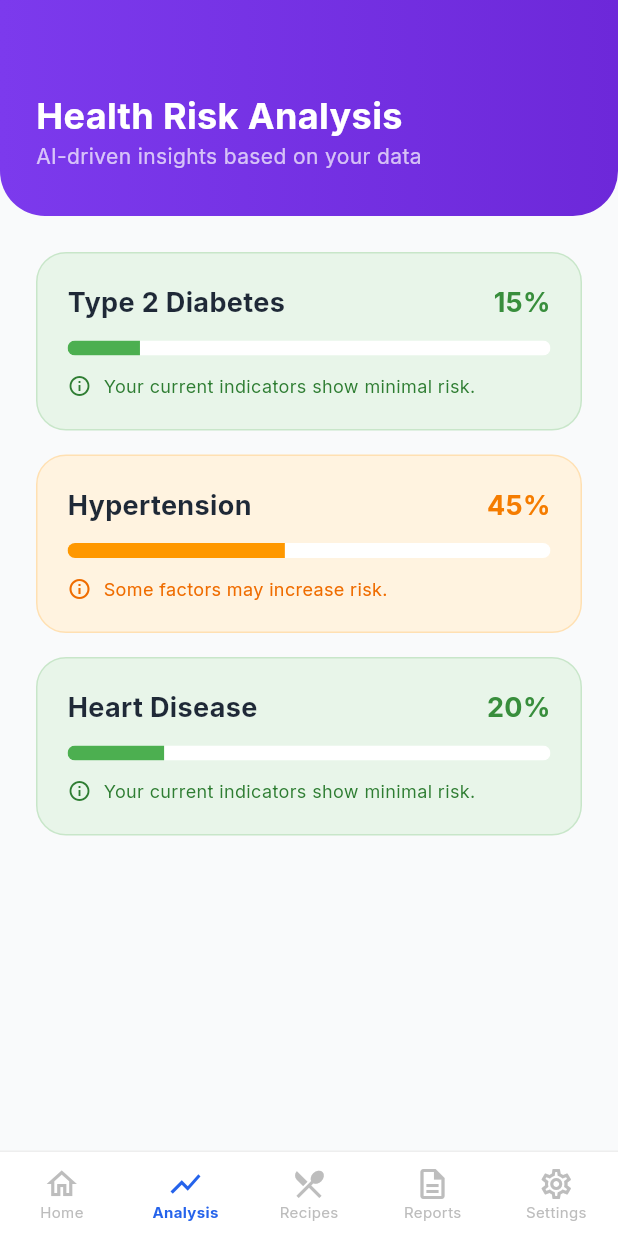
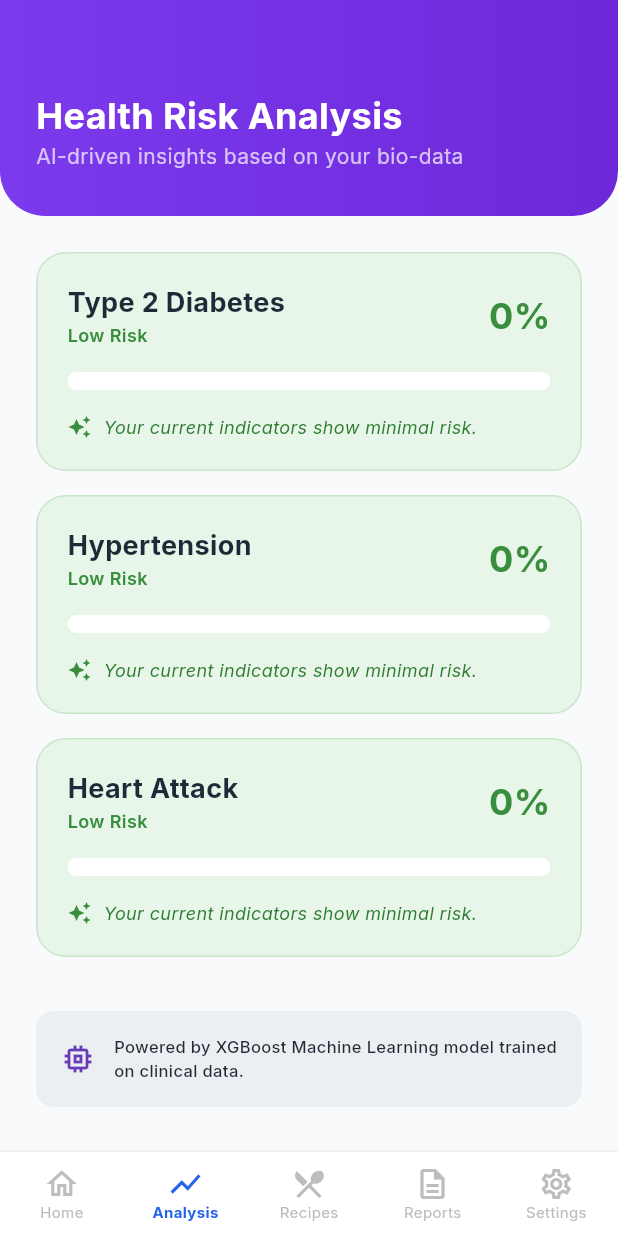
Before and after one commit to 0xbarss/smart_vitals, a Flutter app: the AnalysisPage screen opened by its route, on a phone screen of 412 x 824 dp. Run offline on Flutter 3.47's test engine with Material 3 defaults, Android fonts, the phone set to English and light mode, and no system bars; our stand-ins replace cloud_firestore, csv, equatable, file_picker, firebase_auth, firebase_core and 12 more; missing offline and left inert: flutter_ringtone_player, health, syncfusion_flutter_pdf; accounts and stored records are empty; generated files the repository leaves out were written again.

Commit message:
Implement Analysis Feature for XGBoost Model

```diff
--- a/lib/features/analysis/presentation/pages/analysis_page.dart
+++ b/lib/features/analysis/presentation/pages/analysis_page.dart
@@ -1,5 +1,7 @@
 import 'package:flutter/material.dart';
 import 'package:flutter_bloc/flutter_bloc.dart';
+import '../../../auth/presentation/bloc/auth_bloc.dart';
+import '../../../auth/presentation/bloc/auth_state.dart';
 import '../../../../features/settings/presentation/bloc/settings_bloc.dart';
 import '../../../../features/settings/presentation/bloc/settings_state.dart';
 
@@ -13,23 +15,75 @@ class AnalysisPage extends StatelessWidget {
         final isHighContrast = settings.highContrast;
 
         return Scaffold(
-          backgroundColor: isHighContrast ? Colors.black : const Color(0xFFF9FAFB),
+          backgroundColor: isHighContrast ? Colors.black : const Color(
+              0xFFF9FAFB),
           body: Column(
             children: [
-              // --- HEADER ---
-              Container(
+              _buildHeader(isHighContrast),
+
+              Expanded(
+                child: BlocBuilder<AuthBloc, AuthState>(
+                  builder: (context, authState) {
+                    if (authState is Authenticated) {
+                      final user = authState.user;
+
+                      final double diabetesScore = user.diabetesRiskScore ??
+                          0.0;
+                      final double hyperScore = user.hypertensionRiskScore ??
+                          0.0;
+                      final double heartScore = user.heartRiskScore ?? 0.0;
+
+                      return ListView(
+                        padding: const EdgeInsets.all(24),
+                        children: [
+                          _buildRiskCard(
+                            condition: "Type 2 Diabetes",
+                            percentage: diabetesScore.round(),
+                            isHighContrast: isHighContrast,
+                          ),
+                          _buildRiskCard(
+                            condition: "Hypertension",
+                            percentage: hyperScore.round(),
+                            isHighContrast: isHighContrast,
+                          ),
+                          _buildRiskCard(
+                            condition: "Heart Attack",
+                            percentage: heartScore.round(),
+                            isHighContrast: isHighContrast,
+                          ),
+                          const SizedBox(height: 20),
+                          _buildAIShowcaseTile(isHighContrast),
+                        ],
+                      );
+                    } else {
+                      return const Center(child: CircularProgressIndicator());
+                    }
+                  },
+                ),
+              )
+            ],
+          ),
+        );
+      },
+    );
+  }
+
+  Widget _buildHeader(bool isHighContrast) {
+    return Container(
       width: double.infinity,
       padding: const EdgeInsets.fromLTRB(24, 60, 24, 30),
       decoration: BoxDecoration(
         color: isHighContrast ? Colors.black : null,
         gradient: isHighContrast
             ? null
-                      : const LinearGradient(colors: [Color(0xFF7C3AED), Color(0xFF6D28D9)]),
+            : const LinearGradient(
+            colors: [Color(0xFF7C3AED), Color(0xFF6D28D9)]),
         borderRadius: const BorderRadius.only(
           bottomLeft: Radius.circular(30),
           bottomRight: Radius.circular(30),
         ),
-                  border: isHighContrast ? const Border(bottom: BorderSide(color: Colors.white, width: 2)) : null,
+        border: isHighContrast ? const Border(
+            bottom: BorderSide(color: Colors.white, width: 2)) : null,
       ),
       child: Column(
         crossAxisAlignment: CrossAxisAlignment.start,
@@ -43,7 +97,7 @@ class AnalysisPage extends StatelessWidget {
             ),
           ),
           Text(
-                      "AI-driven insights based on your data",
+            "AI-driven insights based on your bio-data",
             style: TextStyle(
                 color: isHighContrast ? Colors.white : Colors.white70,
                 fontSize: 14
@@ -51,36 +105,32 @@ class AnalysisPage extends StatelessWidget {
           ),
         ],
       ),
-              ),
-
-              // --- CONTENT ---
-              Expanded(
-                child: ListView(
-                  padding: const EdgeInsets.all(24),
-                  children: [
-                    _buildRiskCard(
-                        condition: "Type 2 Diabetes", percentage: 15, riskLevel: "Low", color: Colors.green, isHighContrast: isHighContrast
-                    ),
-                    _buildRiskCard(
-                        condition: "Hypertension", percentage: 45, riskLevel: "Moderate", color: Colors.orange, isHighContrast: isHighContrast
-                    ),
-                    _buildRiskCard(
-                        condition: "Heart Disease", percentage: 20, riskLevel: "Low", color: Colors.green, isHighContrast: isHighContrast
-                    ),
-                  ],
-                ),
-              )
-            ],
-          ),
-        );
-      },
     );
   }
 
   Widget _buildRiskCard({
-    required String condition, required int percentage, required String riskLevel, required MaterialColor color, required bool isHighContrast,
+    required String condition,
+    required int percentage,
+    required bool isHighContrast,
   }) {
-    // Dynamic Colors
+    MaterialColor color;
+    String riskLevel;
+    String recommendation;
+
+    if (percentage < 30) {
+      color = Colors.green;
+      riskLevel = "Low Risk";
+      recommendation = "Your current indicators show minimal risk.";
+    } else if (percentage < 60) {
+      color = Colors.orange;
+      riskLevel = "Moderate Risk";
+      recommendation = "Some factors may increase risk. Monitor your glucose.";
+    } else {
+      color = Colors.red;
+      riskLevel = "High Risk";
+      recommendation = "Significant indicators detected. Consult a physician.";
+    }
+
     final bgColor = isHighContrast ? Colors.black : color.shade50;
     final borderColor = isHighContrast ? Colors.white : color.shade100;
     final titleColor = isHighContrast ? Colors.white : const Color(0xFF1F2937);
@@ -100,29 +150,44 @@ class AnalysisPage extends StatelessWidget {
           Row(
             mainAxisAlignment: MainAxisAlignment.spaceBetween,
             children: [
-              Text(condition, style: TextStyle(fontSize: 18, fontWeight: FontWeight.bold, color: titleColor)),
-              Text("$percentage%", style: TextStyle(fontSize: 18, fontWeight: FontWeight.bold, color: percentColor)),
+              Column(
+                crossAxisAlignment: CrossAxisAlignment.start,
+                children: [
+                  Text(condition, style: TextStyle(fontSize: 18,
+                      fontWeight: FontWeight.bold,
+                      color: titleColor)),
+                  Text(riskLevel, style: TextStyle(fontSize: 12,
+                      fontWeight: FontWeight.w600,
+                      color: percentColor)),
                 ],
               ),
-          const SizedBox(height: 12),
+              Text("$percentage%", style: TextStyle(fontSize: 24,
+                  fontWeight: FontWeight.bold,
+                  color: percentColor)),
+            ],
+          ),
+          const SizedBox(height: 16),
           ClipRRect(
             borderRadius: BorderRadius.circular(10),
             child: LinearProgressIndicator(
               value: percentage / 100,
-              backgroundColor: isHighContrast ? Colors.grey[800] : Colors.white,
-              valueColor: AlwaysStoppedAnimation<Color>(isHighContrast ? Colors.yellowAccent : color),
-              minHeight: 10,
+              backgroundColor: isHighContrast ? Colors.grey[900] : Colors.white,
+              valueColor: AlwaysStoppedAnimation<Color>(
+                  isHighContrast ? Colors.yellowAccent : color),
+              minHeight: 12,
             ),
           ),
-          const SizedBox(height: 12),
+          const SizedBox(height: 16),
           Row(
             children: [
-              Icon(Icons.info_outline, size: 16, color: descColor),
+              Icon(Icons.auto_awesome, size: 16, color: percentColor),
               const SizedBox(width: 8),
               Expanded(
                 child: Text(
-                  riskLevel == "Low" ? "Your current indicators show minimal risk." : "Some factors may increase risk.",
-                  style: TextStyle(fontSize: 12, color: descColor),
+                  recommendation,
+                  style: TextStyle(fontSize: 12,
+                      color: descColor,
+                      fontStyle: FontStyle.italic),
                 ),
               ),
             ],
@@ -131,4 +196,28 @@ class AnalysisPage extends StatelessWidget {
       ),
     );
   }
+
+  Widget _buildAIShowcaseTile(bool isHighContrast) {
+    return Container(
+      padding: const EdgeInsets.all(16),
+      decoration: BoxDecoration(
+        color: isHighContrast ? Colors.grey[900] : Colors.blueGrey.shade50,
+        borderRadius: BorderRadius.circular(12),
+        border: isHighContrast ? Border.all(color: Colors.white24) : null,
+      ),
+      child: Row(
+        children: [
+          Icon(Icons.memory,
+              color: isHighContrast ? Colors.yellowAccent : Colors.deepPurple),
+          const SizedBox(width: 12),
+          const Expanded(
+            child: Text(
+              "Powered by XGBoost Machine Learning model trained on clinical data.",
+              style: TextStyle(fontSize: 11, fontWeight: FontWeight.w500),
+            ),
+          ),
+        ],
+      ),
+    );
   }
+}
--- a/lib/features/auth/data/models/user_model.dart
+++ b/lib/features/auth/data/models/user_model.dart
@@ -12,6 +12,9 @@ class UserModel extends UserEntity {
     super.age,
     super.height,
     super.weight,
+    super.diabetesRiskScore,
+    super.hypertensionRiskScore,
+    super.heartRiskScore,
   });
 
   factory UserModel.fromMap(Map<String, dynamic> map) {
@@ -24,6 +27,9 @@ class UserModel extends UserEntity {
       age: map['age'],
       height: (map['height'] as num?)?.toDouble(),
       weight: (map['weight'] as num?)?.toDouble(),
+      diabetesRiskScore: (map['diabetesRiskScore'] as num?)?.toDouble(),
+      hypertensionRiskScore: (map['hypertensionRiskScore'] as num?)?.toDouble(),
+      heartRiskScore: (map['heartRiskScore'] as num?)?.toDouble(),
     );
   }
 
@@ -37,6 +43,9 @@ class UserModel extends UserEntity {
       'age': age,
       'height': height,
       'weight': weight,
+      'diabetesRiskScore': diabetesRiskScore,
+      'hypertensionRiskScore': hypertensionRiskScore,
+      'heartRiskScore': heartRiskScore,
       'updatedAt': FieldValue.serverTimestamp(),
     };
   }
--- a/lib/features/auth/domain/entities/user_entity.dart
+++ b/lib/features/auth/domain/entities/user_entity.dart
@@ -9,6 +9,9 @@ class UserEntity extends Equatable {
   final int? age;
   final double? weight;
   final double? height;
+  final double? diabetesRiskScore;
+  final double? hypertensionRiskScore;
+  final double? heartRiskScore;
 
   const UserEntity({
     required this.id,
@@ -19,6 +22,9 @@ class UserEntity extends Equatable {
     this.age,
     this.weight,
     this.height,
+    this.diabetesRiskScore,
+    this.hypertensionRiskScore,
+    this.heartRiskScore,
   });
 
   @override
@@ -31,5 +37,8 @@ class UserEntity extends Equatable {
     age,
     height,
     weight,
+    diabetesRiskScore,
+    hypertensionRiskScore,
+    heartRiskScore,
   ];
 }
```
Lines whose indentation alone changed are shown as unchanged.
